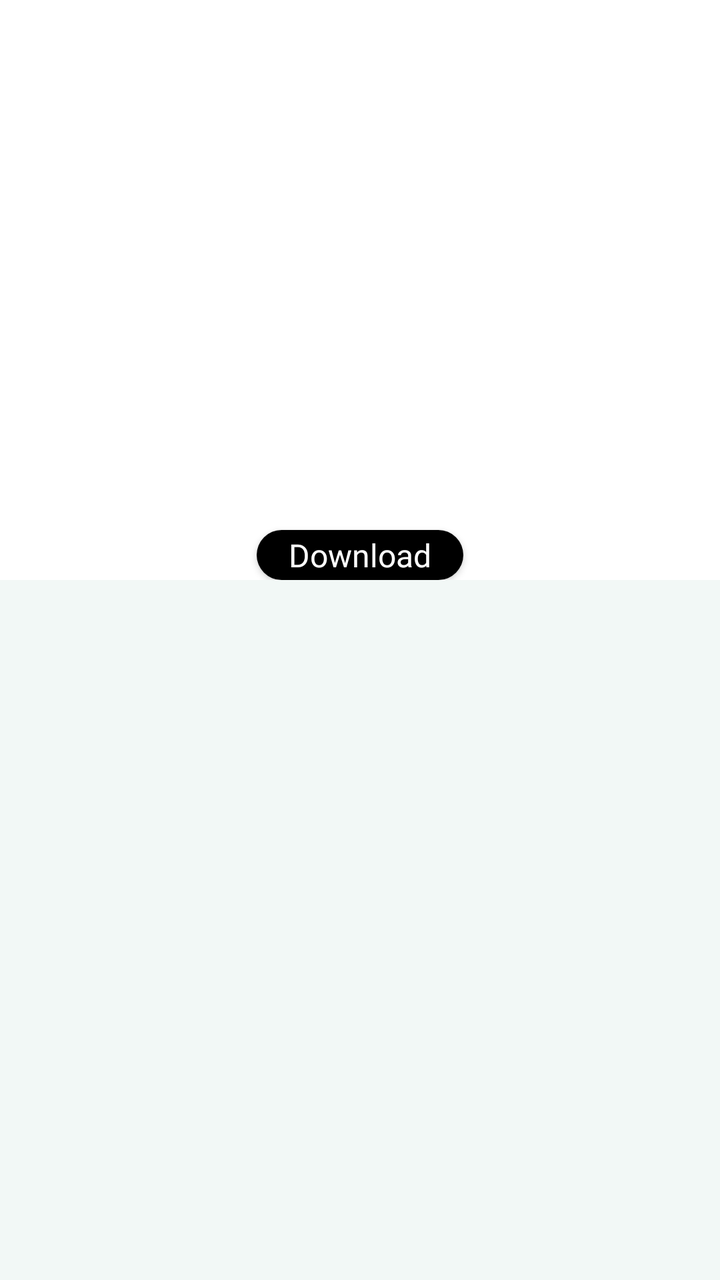
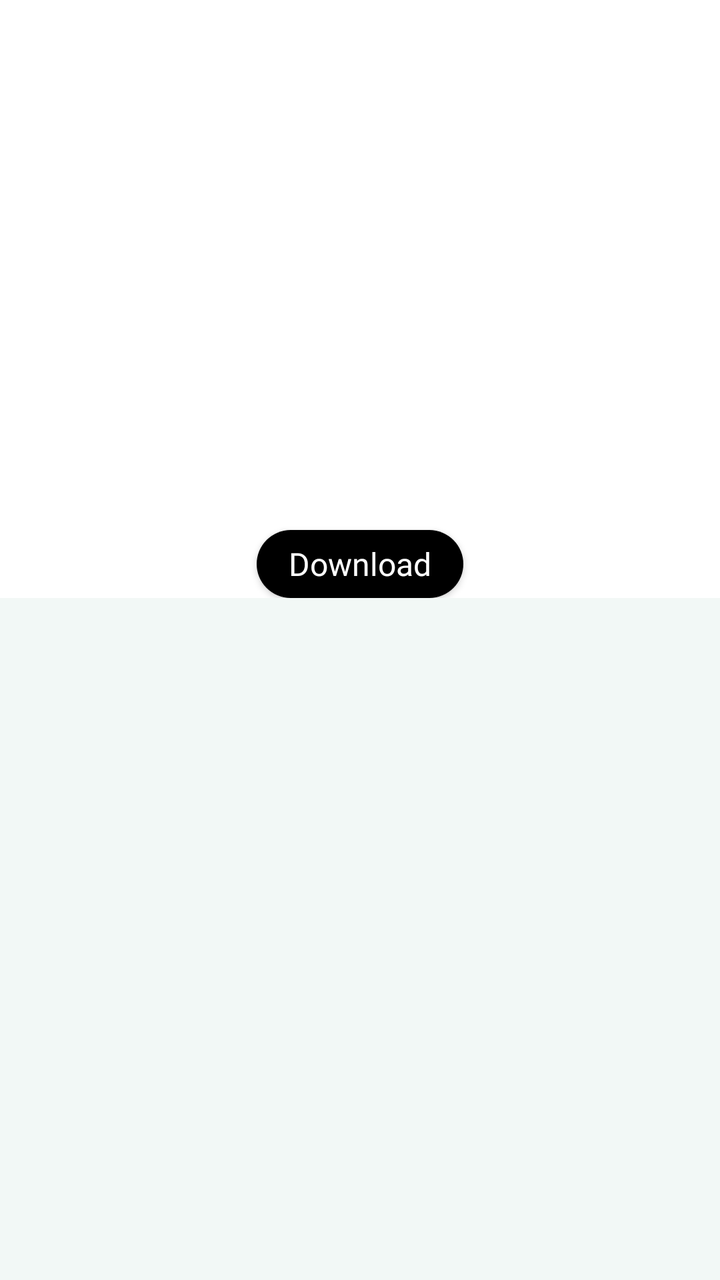

Before-and-after screenshots of an Android layout around one commit, followed by the original layout XML and the change that was made.
<!-- AndroidManifest.xml: application theme AppTheme -->
<!-- res/layout/view_pdf_grid.xml -->
<?xml version="1.0" encoding="utf-8"?>
<LinearLayout xmlns:android="http://schemas.android.com/apk/res/android"
    android:layout_width="match_parent"
    android:layout_height="wrap_content"
    android:layout_margin="@dimen/xsmall"
    android:background="@color/background_color"
    android:orientation="vertical">

    <LinearLayout
        android:layout_width="match_parent"
        android:layout_height="wrap_content"
        android:background="@color/list_background_color"
        android:orientation="vertical">

        <ImageView
            android:id="@+id/image"
            android:layout_width="match_parent"
            android:scaleType="matrix"
            android:layout_height="200dp"/>

        <TextView
            android:id="@+id/date"
            android:layout_marginTop="20dp"
            android:layout_width="match_parent"
            android:gravity="center"
            android:layout_height="wrap_content"
            android:paddingEnd="@dimen/activity_horizontal_margin"
            android:paddingStart="@dimen/activity_horizontal_margin"
            android:fontFamily="@font/bold"
            android:textSize="15sp"
            android:textColor="@color/pdf_list_btn_label" />


        <TextView
            android:id="@+id/title"
            android:layout_width="match_parent"
            android:gravity="center"
            android:layout_height="wrap_content"
            android:layout_marginBottom="@dimen/activity_vertical_margin"
            android:paddingEnd="@dimen/activity_horizontal_margin"
            android:paddingStart="@dimen/activity_horizontal_margin"
            android:fontFamily="@font/bold"
            android:textSize="15sp"
            android:textColor="@color/pdf_list_btn_label" />

        <Button
            android:id="@+id/download_btn"
            android:layout_width="wrap_content"
            android:layout_height="25dp"
            android:layout_gravity="center"
            android:layout_marginTop="-12dp"
            android:background="@drawable/download_btn"
            android:paddingStart="@dimen/activity_horizontal_margin"
            android:paddingTop="0dp"
            android:paddingEnd="@dimen/activity_horizontal_margin"
            android:paddingBottom="0dp"
            android:text="@string/download"
            android:fontFamily="@font/bold"
            android:textSize="16sp"
            android:textAllCaps="false"
            android:textColor="@color/download_btn_label" />
    </LinearLayout>



</LinearLayout>
<!-- resources referenced by this layout -->
<resources>
  <color name="background_color">#F2F8F6</color>
  <color name="download_btn_label">#FFFFFF</color>
  <color name="list_background_color">#FFFFFF</color>
  <color name="pdf_list_btn_label">#929898</color>
  <dimen name="activity_horizontal_margin">16dp</dimen>
  <dimen name="activity_vertical_margin">16dp</dimen>
  <dimen name="xsmall">5dp</dimen>
  <!-- drawable download_btn (drawable) -->
  <?xml version="1.0" encoding="utf-8"?>
  <shape xmlns:android="http://schemas.android.com/apk/res/android"
      android:shape="rectangle">
      <solid android:color="#000" />
      <solid android:color="#000" />
      <corners
          android:bottomLeftRadius="25dp"
          android:bottomRightRadius="25dp"
          android:topLeftRadius="25dp"
          android:topRightRadius="25dp" />
  </shape>
  <string name="download">Download</string>
  <style name="AppTheme" parent="Theme.AppCompat.DayNight.NoActionBar">
          
          <item name="android:textColor">#000000</item>
  
          
          <item name="android:statusBarColor">@color/app_bg</item>
          
          <item name="android:windowLightStatusBar">false</item>
          
          <item name="android:windowBackground">@color/app_bg</item>
          <item name="android:homeAsUpIndicator">@drawable/ic_back</item>
      </style>
  <color name="app_bg">#424242</color>
  <!-- drawable ic_back (drawable) -->
  <vector android:autoMirrored="false" android:height="9.015dp"
      android:viewportHeight="9.015" android:viewportWidth="12.686"
      android:width="12.686dp" xmlns:android="http://schemas.android.com/apk/res/android">
  
      <path android:fillColor="#000" android:fillType="evenOdd"  android:pathData="M7.847,0.737l3.313,3.313L0.436,4.05A0.469,0.469 0,0 0,-0.005 4.486a0.437,0.437 0,0 0,0.436 0.436L11.16,4.922L7.847,8.278a0.432,0.432 0,0 0,0.61 0.61l4.1,-4.1a0.372,0.372 0,0 0,0 -0.567l-4.1,-4.1a0.432,0.432 0,0 0,-0.61 0.61Z"/>
  
  
  </vector>
</resources>

<!-- the commit's change to res/layout/view_pdf_grid.xml (unified diff, before → after) -->
@@ -46,7 +46,7 @@
         <Button
             android:id="@+id/download_btn"
             android:layout_width="wrap_content"
-            android:layout_height="25dp"
+            android:layout_height="34dp"
             android:layout_gravity="center"
             android:layout_marginTop="-12dp"
             android:background="@drawable/download_btn"
<!-- resource entries referenced after the edit -->
@@ -38,7 +38,7 @@
       android:viewportHeight="9.015" android:viewportWidth="12.686"
       android:width="12.686dp" xmlns:android="http://schemas.android.com/apk/res/android">
   
-      <path android:fillColor="#000" android:fillType="evenOdd"  android:pathData="M7.847,0.737l3.313,3.313L0.436,4.05A0.469,0.469 0,0 0,-0.005 4.486a0.437,0.437 0,0 0,0.436 0.436L11.16,4.922L7.847,8.278a0.432,0.432 0,0 0,0.61 0.61l4.1,-4.1a0.372,0.372 0,0 0,0 -0.567l-4.1,-4.1a0.432,0.432 0,0 0,-0.61 0.61Z"/>
+      <path android:fillColor="#253C3A" android:fillType="evenOdd"  android:pathData="M7.847,0.737l3.313,3.313L0.436,4.05A0.469,0.469 0,0 0,-0.005 4.486a0.437,0.437 0,0 0,0.436 0.436L11.16,4.922L7.847,8.278a0.432,0.432 0,0 0,0.61 0.61l4.1,-4.1a0.372,0.372 0,0 0,0 -0.567l-4.1,-4.1a0.432,0.432 0,0 0,-0.61 0.61Z"/>
   
   
   </vector>
